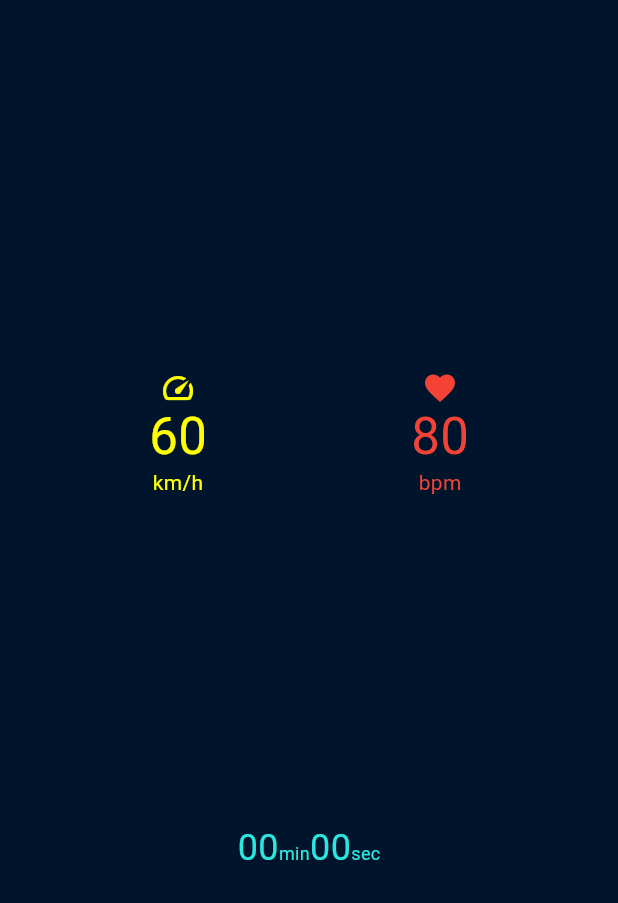
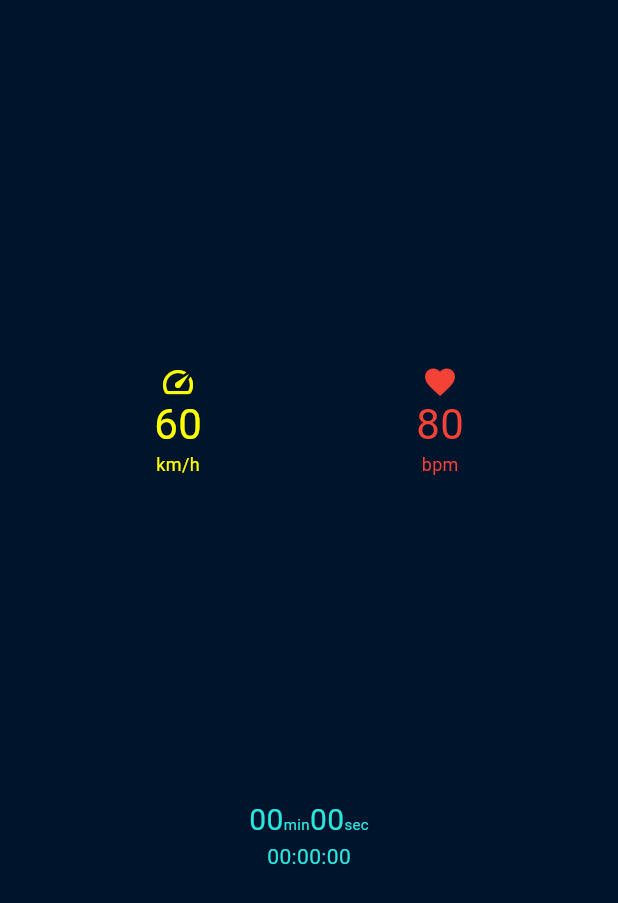
Before and after one commit to RoyBraks/ei_potential_smartwatch, a Flutter app: the first screen one second after launch, on a phone screen of 412 x 824 dp. Shown: the top 903 px of the screen. Run offline on Flutter 3.47's test engine with Material 3 defaults, Android fonts, the phone set to English and light mode, and no system bars.

Commit message:
added clock

```diff
--- a/lib/main.dart
+++ b/lib/main.dart
@@ -1,7 +1,7 @@
 import 'dart:math';
-
 import 'package:flutter/material.dart';
 import 'dart:async';
+import 'package:intl/intl.dart';
 
 void main() {
   runApp(const MainApp());
@@ -48,11 +48,17 @@ class TimerSection extends StatefulWidget {
 
 class _TimerSectionState extends State<TimerSection> {
 
+  String formattedDate = "00:00:00";
 
   @override
   void initState() {
     super.initState();
     startStopTimer();
+    Timer.periodic(const Duration(seconds: 1), (Timer timer) {
+      setState(() {
+        formattedDate = DateFormat('HH:mm:ss').format(DateTime.now());
+      });
+    });
   }
 
   int stopwatchTime = 0;
@@ -65,7 +71,6 @@ class _TimerSectionState extends State<TimerSection> {
   bool timerStarted = false;
 
   Timer? _stopwatch;
-
   void startStopTimer() {
     if (timerStarted == true) {
       stopwatchTime = 0;
@@ -108,36 +113,55 @@ class _TimerSectionState extends State<TimerSection> {
         }
         startStopTimer();
       },
-      child: Row(
+      child: Column(
+        children: [
+          Row(
             mainAxisAlignment: MainAxisAlignment.center,
             crossAxisAlignment: CrossAxisAlignment.end,
             children: [
               Text('$minutesConvert',
                 style: TextStyle(
                   color: Color.fromRGBO(41, 230, 223, 1),
-              fontSize: 24,
+                  fontSize: 20,
                   height: 1,
                 ),
               ),
               Text('min',
                 style: TextStyle(
                   color: Color.fromRGBO(41, 230, 223, 1),
-              fontSize: 12,
+                  fontSize: 10,
                 ),
               ),
               Text('$secondsConvert',
                 style: TextStyle(
                   color: Color.fromRGBO(41, 230, 223, 1),
-              fontSize: 24,
+                  fontSize: 20,
                   height: 1,
                 ),
               ),
               Text('sec',
                 style: TextStyle(
                   color: Color.fromRGBO(41, 230, 223, 1),
-              fontSize: 12,
+                  fontSize: 10,
                 ),
               ),
+            ],
+          ),
+          Padding(
+            padding: const EdgeInsets.fromLTRB(0, 5, 0, 0),
+            child: Row(
+              mainAxisAlignment: MainAxisAlignment.center,
+              crossAxisAlignment: CrossAxisAlignment.end,
+              children: [
+                Text('$formattedDate',
+                  style: TextStyle(
+                    color: Color.fromRGBO(41, 230, 223, 1),
+                    fontSize: 14,
+                  ),
+                ),
+              ],
+            ),
+          )
         ],
       ),
     );
@@ -250,13 +274,14 @@ class _MetricsSectionState extends State<MetricsSection> {
                     Text('$speedValue',
                       style: TextStyle(
                         color: Colors.yellowAccent,
-                        fontSize: 34,
+                        fontSize: 28,
                         height: 1.2,
                       ),
                     ),
                     Text('$speedNotationString',
                       style: TextStyle(
                         color: Colors.yellowAccent,
+                        fontSize: 12,
                       ),
                     ),
                   ],
@@ -273,13 +298,14 @@ class _MetricsSectionState extends State<MetricsSection> {
                   Text('$_heartrate',
                     style: TextStyle(
                       color: Colors.red,
-                      fontSize: 34,
+                      fontSize: 28,
                       height: 1.2,
                     ),
                   ),
                   Text('bpm',
                     style: TextStyle(
-                      color: Colors.red
+                      color: Colors.red,
+                      fontSize: 12
                     ),
                   ),
                 ],
--- a/pubspec.yaml
+++ b/pubspec.yaml
@@ -9,6 +9,7 @@ environment:
 dependencies:
   flutter:
     sdk: flutter
+  intl: ^0.20.1
 
 dev_dependencies:
   flutter_test:
```
Also changed, not shown: pubspec.lock. Lines whose indentation alone changed are shown as unchanged.
